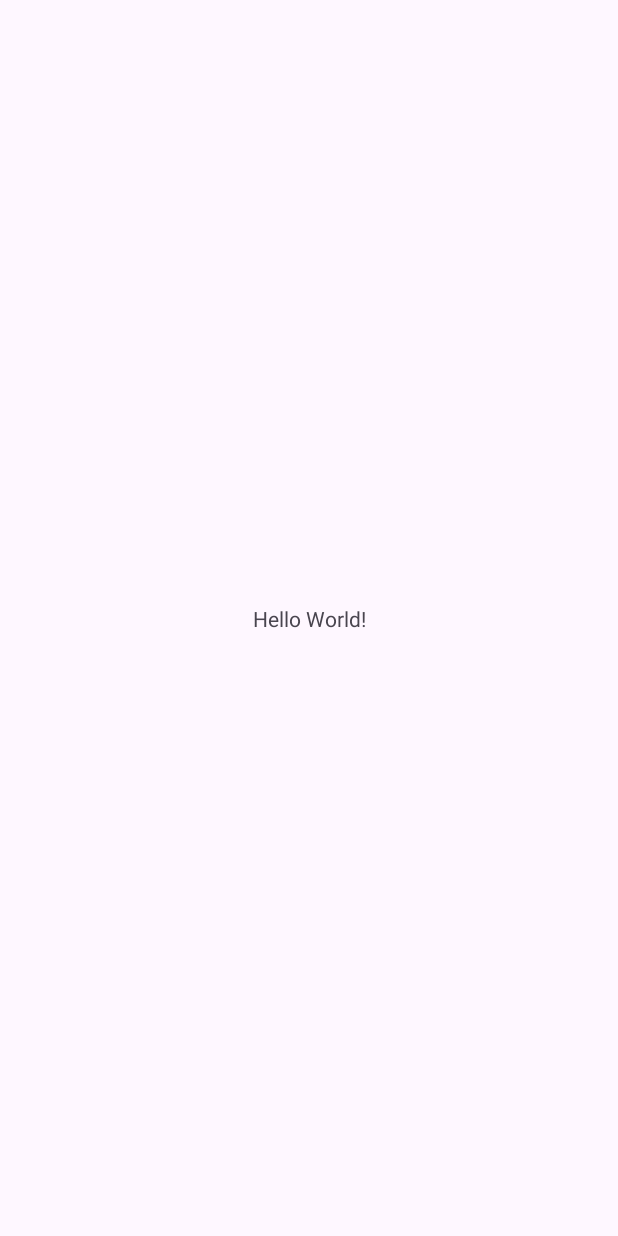
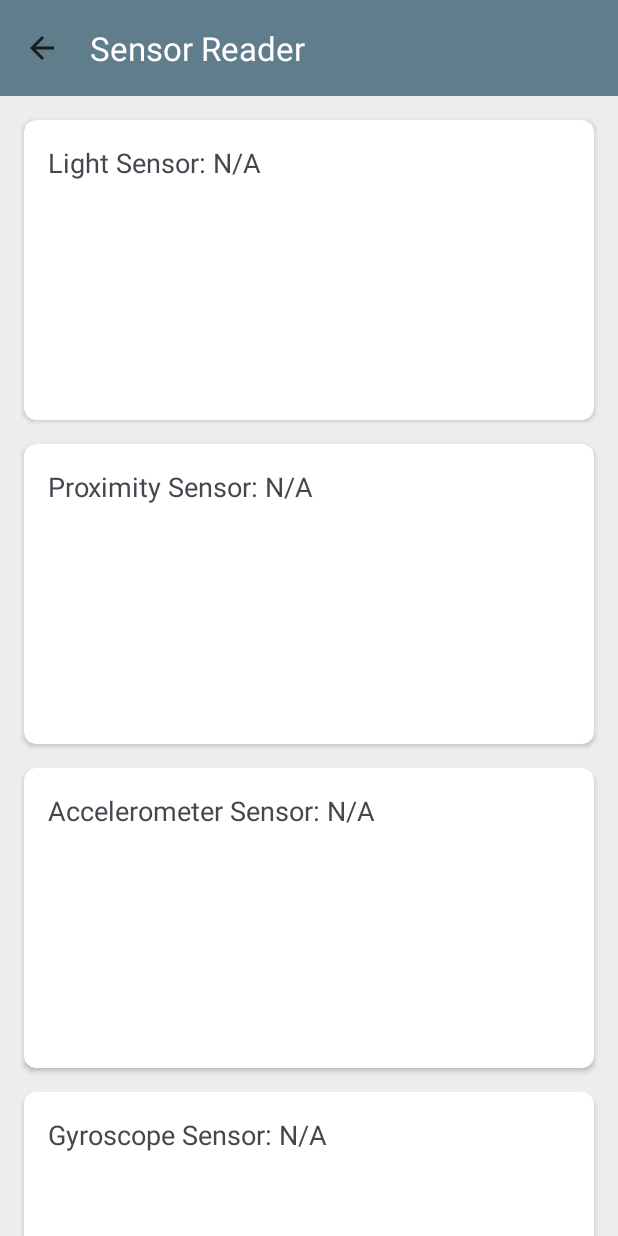
Before and after one commit to SajibMamun/Sensor-Reader, an Android app: the screen it shows after launch (MainActivity), on a phone screen of 412 x 824 dp. Before the commit the screen is almost empty. Run offline under Robolectric (Android 15) with nearby library versions, the phone set to English and light mode, and no system bars.

Commit message:
Activity Main Done and Initialize all the Sensor

```diff
--- a/app/build.gradle.kts
+++ b/app/build.gradle.kts
@@ -9,7 +9,7 @@ android {
     defaultConfig {
         applicationId = "com.jantawifi.sensorreader"
         minSdk = 24
-        targetSdk = 34
+        targetSdk = 33
         versionCode = 1
         versionName = "1.0"
 
@@ -29,6 +29,10 @@ android {
         sourceCompatibility = JavaVersion.VERSION_1_8
         targetCompatibility = JavaVersion.VERSION_1_8
     }
+
+    buildFeatures {
+        viewBinding = true
+    }
 }
 
 dependencies {
@@ -39,4 +43,8 @@ dependencies {
     testImplementation("junit:junit:4.13.2")
     androidTestImplementation("androidx.test.ext:junit:1.1.5")
     androidTestImplementation("androidx.test.espresso:espresso-core:3.5.1")
+
+    //implementation("com.github.PhilJay:MPAndroidChart:v3.1.0")
+    implementation("androidx.cardview:cardview:1.0.0")
+
 }
--- a/app/src/main/java/com/jantawifi/sensorreader/MainActivity.java
+++ b/app/src/main/java/com/jantawifi/sensorreader/MainActivity.java
@@ -2,13 +2,53 @@ package com.jantawifi.sensorreader;
 
 import androidx.appcompat.app.AppCompatActivity;
 
+import android.content.Context;
+import android.hardware.Sensor;
+import android.hardware.SensorEvent;
+import android.hardware.SensorEventListener;
+import android.hardware.SensorManager;
 import android.os.Bundle;
+import android.widget.TextView;
+import android.widget.Toolbar;
+
+import com.jantawifi.sensorreader.R;
+import com.jantawifi.sensorreader.databinding.ActivityMainBinding;
 
 public class MainActivity extends AppCompatActivity {
+
+    private ActivityMainBinding binding;
+
+    private TextView lightValue, proximityValue, accelerometerValue, gyroscopeValue;
+    private SensorManager sensorManager;
+    private Sensor lightSensor, proximitySensor, accelerometerSensor, gyroscopeSensor;
+
+
 
     @Override
     protected void onCreate(Bundle savedInstanceState) {
         super.onCreate(savedInstanceState);
-        setContentView(R.layout.activity_main);
+        binding = ActivityMainBinding.inflate(getLayoutInflater());
+        setContentView(binding.getRoot());
+        setSupportActionBar(binding.toolbar);
+
+        // Enable the Up button
+        if (getSupportActionBar() != null) {
+            getSupportActionBar().setDisplayHomeAsUpEnabled(true);
+        }
+
+
+        lightValue = binding.lightValue;
+        proximityValue = binding.proximityValue;
+        accelerometerValue = binding.accelerometerValue;
+        gyroscopeValue = binding.gyroscopeValue;
+
+        // Initialize sensors
+        sensorManager = (SensorManager) getSystemService(Context.SENSOR_SERVICE);
+        lightSensor = sensorManager.getDefaultSensor(Sensor.TYPE_LIGHT);
+        proximitySensor = sensorManager.getDefaultSensor(Sensor.TYPE_PROXIMITY);
+        accelerometerSensor = sensorManager.getDefaultSensor(Sensor.TYPE_ACCELEROMETER);
+        gyroscopeSensor = sensorManager.getDefaultSensor(Sensor.TYPE_GYROSCOPE);
+
     }
+
 }
--- a/app/src/main/res/layout/activity_main.xml
+++ b/app/src/main/res/layout/activity_main.xml
@@ -1,18 +1,117 @@
 <?xml version="1.0" encoding="utf-8"?>
-<androidx.constraintlayout.widget.ConstraintLayout xmlns:android="http://schemas.android.com/apk/res/android"
+<LinearLayout xmlns:android="http://schemas.android.com/apk/res/android"
     xmlns:app="http://schemas.android.com/apk/res-auto"
     xmlns:tools="http://schemas.android.com/tools"
     android:layout_width="match_parent"
     android:layout_height="match_parent"
-    tools:context=".MainActivity">
+    tools:context=".MainActivity"
+    android:orientation="vertical"
+    android:background="@color/backgroud"
+    >
+    <androidx.appcompat.widget.Toolbar
+        xmlns:android="http://schemas.android.com/apk/res/android"
+        android:id="@+id/toolbar"
+        android:layout_width="match_parent"
+        android:layout_height="?attr/actionBarSize"
+        android:background="@color/primary"
+        app:title="Sensor Reader"
+        android:theme="?attr/actionBarTheme"
+        app:titleTextColor="@android:color/white" />
+<ScrollView
+    android:layout_width="match_parent"
+    android:layout_height="match_parent">
+    <LinearLayout
+        android:layout_width="match_parent"
+        android:layout_height="match_parent"
+        android:orientation="vertical"
+        android:layout_margin="8dp">
+        <androidx.cardview.widget.CardView
+            android:id="@+id/cardLight"
+            android:layout_width="match_parent"
+            android:layout_height="200dp"
+            android:layout_margin="8dp"
+            app:cardCornerRadius="8dp"
+            app:layout_constraintEnd_toEndOf="parent"
+            app:layout_constraintStart_toStartOf="parent"
+            app:layout_constraintTop_toTopOf="parent">
 
-    <TextView
-        android:layout_width="wrap_content"
-        android:layout_height="wrap_content"
-        android:text="Hello World!"
-        app:layout_constraintBottom_toBottomOf="parent"
-        app:layout_constraintEnd_toEndOf="parent"
-        app:layout_constraintStart_toStartOf="parent"
-        app:layout_constraintTop_toTopOf="parent" />
 
-</androidx.constraintlayout.widget.ConstraintLayout>
+            <TextView
+                android:id="@+id/lightValue"
+                android:layout_width="match_parent"
+                android:layout_height="wrap_content"
+                android:padding="16dp"
+                android:text="Light Sensor: N/A"
+                android:textSize="18sp" />
+        </androidx.cardview.widget.CardView>
+        <androidx.cardview.widget.CardView
+            android:id="@+id/cardProximity"
+            android:layout_width="match_parent"
+            android:layout_height="200dp"
+            android:layout_margin="8dp"
+            app:cardCornerRadius="8dp"
+            app:layout_constraintEnd_toEndOf="parent"
+            app:layout_constraintStart_toStartOf="parent"
+            app:layout_constraintTop_toTopOf="parent">
+
+
+            <TextView
+                android:id="@+id/proximityValue"
+                android:layout_width="match_parent"
+                android:layout_height="wrap_content"
+                android:padding="16dp"
+                android:text="Proximity Sensor: N/A"
+                android:textSize="18sp" />
+        </androidx.cardview.widget.CardView>
+
+
+        <androidx.cardview.widget.CardView
+            android:id="@+id/cardAccelerometer"
+            android:layout_width="match_parent"
+            android:layout_height="200dp"
+            android:layout_margin="8dp"
+            app:cardCornerRadius="8dp"
+            app:layout_constraintEnd_toEndOf="parent"
+            app:layout_constraintStart_toStartOf="parent"
+            app:layout_constraintTop_toTopOf="parent">
+
+
+            <TextView
+                android:id="@+id/accelerometerValue"
+                android:layout_width="match_parent"
+                android:layout_height="wrap_content"
+                android:padding="16dp"
+                android:text="Accelerometer Sensor: N/A"
+                android:textSize="18sp" />
+        </androidx.cardview.widget.CardView>
+
+        <androidx.cardview.widget.CardView
+            android:id="@+id/cardGyroscope"
+            android:layout_width="match_parent"
+            android:layout_height="200dp"
+            android:layout_margin="8dp"
+            app:cardCornerRadius="8dp"
+            app:layout_constraintEnd_toEndOf="parent"
+            app:layout_constraintStart_toStartOf="parent"
+            app:layout_constraintTop_toTopOf="parent">
+
+
+            <TextView
+                android:id="@+id/gyroscopeValue"
+                android:layout_width="match_parent"
+                android:layout_height="wrap_content"
+                android:padding="16dp"
+                android:text="Gyroscope Sensor: N/A"
+                android:textSize="18sp" />
+
+        </androidx.cardview.widget.CardView>
+
+    </LinearLayout>
+
+
+
+</ScrollView>
+
+
+
+</LinearLayout>
--- a/app/src/main/res/values/colors.xml
+++ b/app/src/main/res/values/colors.xml
@@ -2,4 +2,6 @@
 <resources>
     <color name="black">#FF000000</color>
     <color name="white">#FFFFFFFF</color>
+    <color name="primary">#607D8B</color>
+    <color name="backgroud">#EDEDED</color>
 </resources>
```
